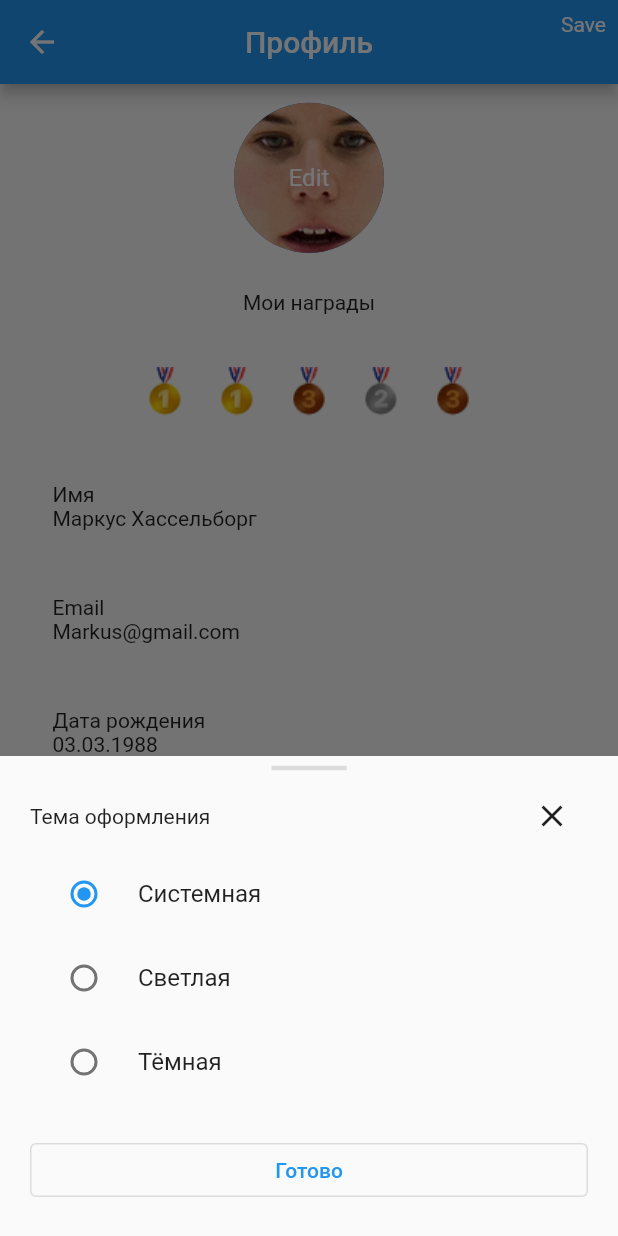
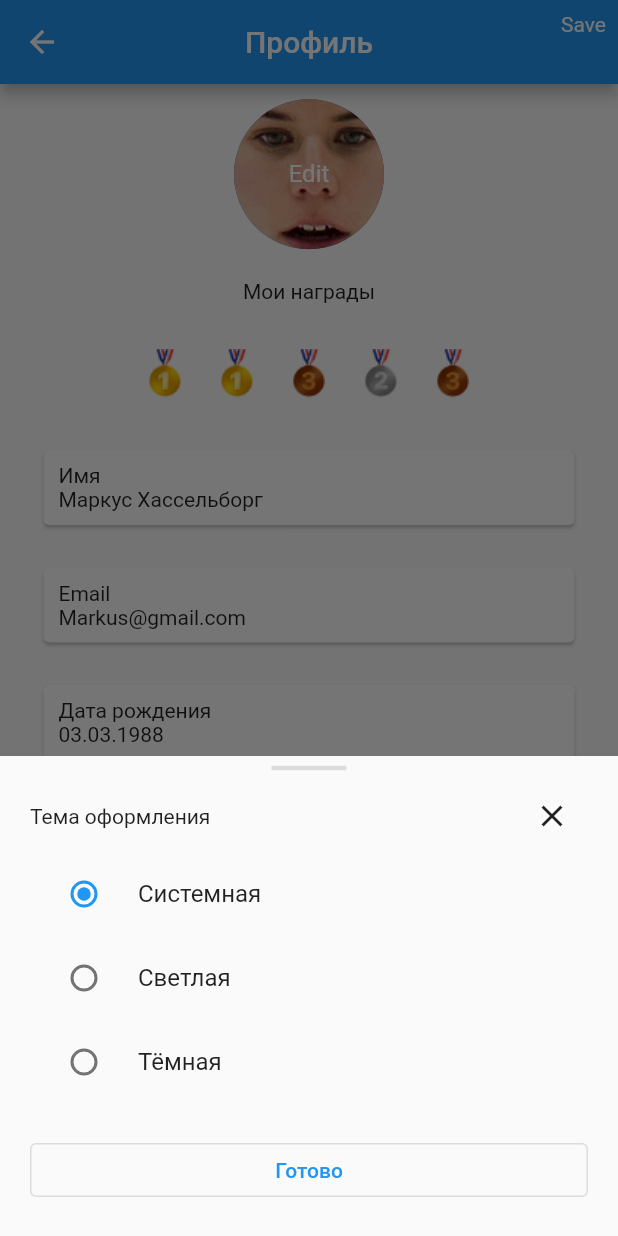
Before and after one commit to michurinn/surf-flutter-courses-template, a Flutter app: the screen it shows after launch, after a tap on "Тема оформления", on a phone screen of 412 x 824 dp. Run offline on Flutter 3.47's test engine with Material 2 defaults, Android fonts, the phone set to English and light mode, and no system bars; our stand-ins replace shared_preferences; missing offline and left inert: dart:ffi.

Commit message:
The Card widget has been added to properly display the UI in the system theme

```diff
--- a/lib/presentation/screens/profile_screen.dart
+++ b/lib/presentation/screens/profile_screen.dart
@@ -8,6 +8,7 @@ import 'package:surf_flutter_courses_template/data/extensions/build_context_them
 import 'package:surf_flutter_courses_template/data/extensions/build_context_theme_text_style_extension.dart';
 import 'package:surf_flutter_courses_template/core/theme_interactor/theme_interactor.dart';
 import 'package:surf_flutter_courses_template/presentation/widgets/themes_bottomsheet.dart';
+
 // Экран профиля
 class ProfileScreen extends StatelessWidget {
   const ProfileScreen({super.key});
@@ -91,6 +92,8 @@ class ProfileScreen extends StatelessWidget {
                   builder: (context) {
                     return ThemesBottomsheet(
                       currentTheme: themesInteractor.currentTheme,
+                      darkThemes: themesInteractor.getDarkThemes(),
+                      lightThemes: themesInteractor.getLightThemes(),
                     );
                   },
                 );
@@ -137,13 +140,10 @@ class _TextFieldState extends State<_TextField> {
   Widget build(BuildContext context) {
     return GestureDetector(
       onTap: widget.onPressed,
-      child: Container(
+      child: Card(
+        color: context.color?.profileScreenChipsBackgroundColor,
+        child: SizedBox(
           height: 50,
-        decoration: BoxDecoration(
-            borderRadius: const BorderRadius.all(
-              Radius.circular(10),
-            ),
-            color: context.color?.profileScreenChipsBackgroundColor),
           child: Row(
             mainAxisAlignment: MainAxisAlignment.spaceBetween,
             children: [
@@ -175,6 +175,7 @@ class _TextFieldState extends State<_TextField> {
             ],
           ),
         ),
+      ),
     );
   }
 }
```
Lines whose indentation alone changed are shown as unchanged.
